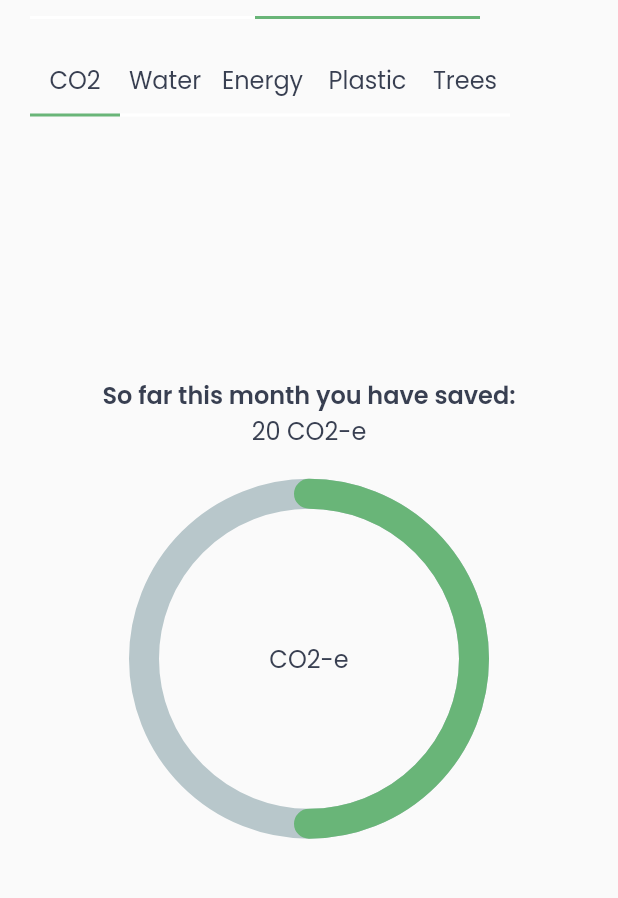
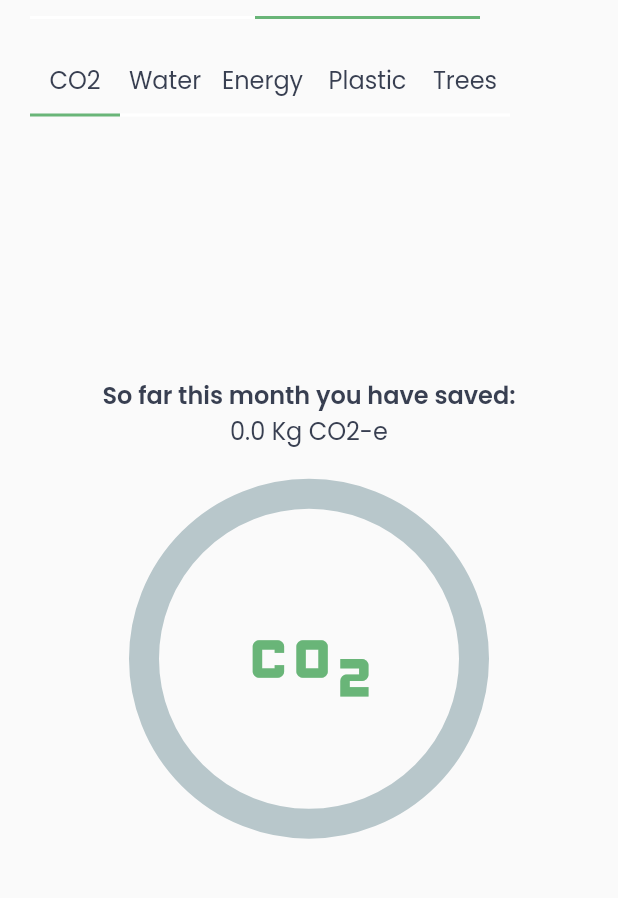
Before and after one commit to Kornelb1/JunctionX, a Flutter app: the StatisticsScreen screen opened directly, after a tap on "Statistics", on a phone screen of 412 x 824 dp, the part 125-1023 px from its top. Run offline on Flutter 3.47's test engine with Material 2 defaults, Android fonts, the light colour scheme and no system bars; drawn by our look-alikes of percent_indicator; our stand-ins replace flutter_secure_storage, google_fonts, hive, hive_flutter, image_picker and 1 more; missing offline and left inert: dart:ffi; accounts and stored records are empty; network calls fail.

Commit message:
stats for friends and self

```diff
--- /dev/null
+++ b/frontend/lib/models/stats.dart
@@ -0,0 +1,27 @@
+import 'dart:core';
+
+class Stats {
+  final double water;
+  final double trees;
+  final double energy;
+  final double plastic;
+  final double co2;
+
+  Stats({
+    this.water = 0,
+    this.trees = 0,
+    this.energy = 0,
+    this.plastic = 0,
+    this.co2 = 0,
+  });
+
+  factory Stats.fromJson(Map<String, dynamic> responseData) {
+    return Stats(
+        // token: responseData['token'],
+        water: responseData['total_water'],
+        trees: responseData['total_trees'],
+        energy: responseData['total_energy'],
+        plastic: responseData['total_plastic'],
+        co2: responseData['total_emissions']);
+  }
+}
--- a/frontend/lib/pages/scr_acheivements.dart
+++ b/frontend/lib/pages/scr_acheivements.dart
@@ -1,4 +1,5 @@
 import 'package:flutter/material.dart';
+import 'package:frontend/models/user.dart';
 import 'package:frontend/state/home_state.dart';
 import 'package:frontend/state/profile_state.dart';
 import 'package:frontend/theme/theme_manager.dart';
@@ -9,7 +10,10 @@ import 'package:provider/provider.dart';
 import 'package:percent_indicator/percent_indicator.dart';
 
 class AchievementScreen extends StatefulWidget {
-  AchievementScreen({super.key});
+  AchievementScreen({super.key, required this.user, required this.me});
+
+  User user;
+  bool me;
 
   PageController _goalsController = PageController(initialPage: 0);
   int currentPage = 0;
@@ -25,8 +29,16 @@ class _AchievementScreenState extends State<AchievementScreen> {
         Provider.of<ThemeManager>(context, listen: false);
 
     return Scaffold(
-      body: BaseWidget<ProfileState>(
+        body: SafeArea(
+      child: BaseWidget<ProfileState>(
         state: Provider.of<ProfileState>(context),
+        onStateReady: (state) {
+          if (widget.me) {
+            state.getMyStats();
+          } else {
+            state.getFriendsStats(widget.user.id);
+          }
+        },
         builder: (context, state, child) {
           void navigationCall(int value) {
             setState(() {
@@ -53,20 +65,40 @@ class _AchievementScreenState extends State<AchievementScreen> {
                       controller: widget._goalsController,
                       physics: const NeverScrollableScrollPhysics(),
                       children: [
-                    CO2(theme),
-                    water(theme),
-                    energy(theme),
-                    plastic(theme),
-                    trees(theme)
+                    CO2(
+                        theme,
+                        (widget.me)
+                            ? state.myStats.co2
+                            : state.friend_stats.co2),
+                    water(
+                        theme,
+                        (widget.me)
+                            ? state.myStats.water
+                            : state.friend_stats.water),
+                    energy(
+                        theme,
+                        (widget.me)
+                            ? state.myStats.energy
+                            : state.friend_stats.energy),
+                    plastic(
+                        theme,
+                        (widget.me)
+                            ? state.myStats.plastic
+                            : state.friend_stats.plastic),
+                    trees(
+                        theme,
+                        (widget.me)
+                            ? state.myStats.trees
+                            : state.friend_stats.trees),
                   ]))
             ],
           );
         },
       ),
-    );
+    ));
   }
 
-  Widget CO2(ThemeManager theme) {
+  Widget CO2(ThemeManager theme, double data) {
     return Center(
         child: Container(
             child:
@@ -76,7 +108,7 @@ class _AchievementScreenState extends State<AchievementScreen> {
         style: theme.themeData.textTheme.titleSmall,
       ),
       Text(
-        "20 CO2-e",
+        "$data Kg CO2-e",
       ),
       SizedBox(
         height: 20,
@@ -85,18 +117,20 @@ class _AchievementScreenState extends State<AchievementScreen> {
         radius: 120.0,
         lineWidth: 20.0,
         animation: true,
-        percent: 0.5,
-        center: Text(
-          "CO2-e",
-          style: theme.themeData.textTheme.bodyMedium,
-        ),
+        percent: data / 30,
+        center: Center(
+            child: Icon(
+          Icons.co2_outlined,
+          color: theme.colors.green,
+          size: 100,
+        )),
         circularStrokeCap: CircularStrokeCap.round,
         progressColor: theme.colors.green,
       ),
     ])));
   }
 
-  Widget water(ThemeManager theme) {
+  Widget water(ThemeManager theme, double data) {
     return Center(
         child: Container(
             child:
@@ -106,7 +140,7 @@ class _AchievementScreenState extends State<AchievementScreen> {
         style: theme.themeData.textTheme.titleSmall,
       ),
       Text(
-        "20 Litres",
+        "$data Litres",
       ),
       SizedBox(
         height: 20,
@@ -115,10 +149,13 @@ class _AchievementScreenState extends State<AchievementScreen> {
         radius: 120.0,
         lineWidth: 20.0,
         animation: true,
-        percent: 0.2,
-        center: Text(
-          "Litres",
-          style: theme.themeData.textTheme.bodyMedium,
+        percent: data / 30,
+        center: Center(
+          child: Icon(
+            Icons.water_drop,
+            color: theme.colors.green,
+            size: 100,
+          ),
         ),
         circularStrokeCap: CircularStrokeCap.round,
         progressColor: theme.colors.green,
@@ -126,7 +163,7 @@ class _AchievementScreenState extends State<AchievementScreen> {
     ])));
   }
 
-  Widget energy(ThemeManager theme) {
+  Widget energy(ThemeManager theme, double data) {
     return Center(
         child: Container(
             child:
@@ -136,7 +173,7 @@ class _AchievementScreenState extends State<AchievementScreen> {
         style: theme.themeData.textTheme.titleSmall,
       ),
       Text(
-        "200 Watts",
+        "$data Watts",
       ),
       SizedBox(
         height: 20,
@@ -145,18 +182,52 @@ class _AchievementScreenState extends State<AchievementScreen> {
         radius: 120.0,
         lineWidth: 20.0,
         animation: true,
-        percent: 0.8,
-        center: Text(
-          "Watts",
-          style: theme.themeData.textTheme.bodyMedium,
-        ),
+        percent: data / 30,
+        center: Center(
+            child: Icon(
+          Icons.electric_bolt,
+          color: theme.colors.green,
+          size: 100,
+        )),
         circularStrokeCap: CircularStrokeCap.round,
         progressColor: theme.colors.green,
       ),
     ])));
   }
 
-  Widget trees(ThemeManager theme) {
+  Widget trees(ThemeManager theme, double data) {
+    return Center(
+        child: Container(
+            child:
+                Column(mainAxisAlignment: MainAxisAlignment.center, children: [
+      Text(
+        "So far you have saved:",
+        style: theme.themeData.textTheme.titleSmall,
+      ),
+      Text(
+        "$data Trees",
+      ),
+      SizedBox(
+        height: 20,
+      ),
+      CircularPercentIndicator(
+        radius: 120.0,
+        lineWidth: 20.0,
+        animation: true,
+        percent: data / 30,
+        center: Center(
+            child: Icon(
+          Icons.forest,
+          size: 100,
+          color: theme.colors.green,
+        )),
+        circularStrokeCap: CircularStrokeCap.round,
+        progressColor: theme.colors.green,
+      ),
+    ])));
+  }
+
+  Widget plastic(ThemeManager theme, double data) {
     return Center(
         child: Container(
             child:
@@ -166,7 +237,7 @@ class _AchievementScreenState extends State<AchievementScreen> {
         style: theme.themeData.textTheme.titleSmall,
       ),
       Text(
-        "20 Trees",
+        "$data Bottles",
       ),
       SizedBox(
         height: 20,
@@ -175,40 +246,13 @@ class _AchievementScreenState extends State<AchievementScreen> {
         radius: 120.0,
         lineWidth: 20.0,
         animation: true,
-        percent: 0.7,
-        center: Text(
-          "Trees",
-          style: theme.themeData.textTheme.bodyMedium,
-        ),
-        circularStrokeCap: CircularStrokeCap.round,
-        progressColor: theme.colors.green,
-      ),
-    ])));
-  }
-
-  Widget plastic(ThemeManager theme) {
-    return Center(
-        child: Container(
-            child:
-                Column(mainAxisAlignment: MainAxisAlignment.center, children: [
-      Text(
-        "So far this month you have saved:",
-        style: theme.themeData.textTheme.titleSmall,
-      ),
-      Text(
-        "200 Bottles",
-      ),
-      SizedBox(
-        height: 20,
-      ),
-      CircularPercentIndicator(
-        radius: 120.0,
-        lineWidth: 20.0,
-        animation: true,
-        percent: 0.1,
-        center: Text(
-          "Bottles",
-          style: theme.themeData.textTheme.bodyMedium,
+        percent: data / 30,
+        center: Center(
+          child: Icon(
+            Icons.local_cafe,
+            color: theme.colors.green,
+            size: 100,
+          ),
         ),
         circularStrokeCap: CircularStrokeCap.round,
         progressColor: theme.colors.green,
--- a/frontend/lib/pages/scr_challenge_description.dart
+++ b/frontend/lib/pages/scr_challenge_description.dart
@@ -203,7 +203,7 @@ class _ChallengeDescScreenState extends State<ChallengeDescScreen> {
     }
     if (c.trees > 0) {
       icons.add(Icon(
-        Icons.nature_outlined,
+        Icons.forest,
         color: theme.colors.green,
         size: 30,
       ));
--- a/frontend/lib/pages/scr_challenge_feed.dart
+++ b/frontend/lib/pages/scr_challenge_feed.dart
@@ -2,6 +2,7 @@ import 'package:flutter/material.dart';
 import 'package:frontend/models/challenge.dart';
 import 'package:frontend/models/feedItem.dart';
 import 'package:frontend/models/user.dart';
+import 'package:frontend/providers/search_provider.dart';
 import 'package:frontend/state/home_state.dart';
 import 'package:frontend/state/search_state.dart';
 import 'package:frontend/theme/theme_manager.dart';
@@ -42,7 +43,9 @@ class _ChallengeFeedScreenState extends State<ChallengeFeedScreen> {
                                   itemCount: state.feed.length,
                                   itemBuilder:
                                       (BuildContext context, int index) {
-                                    return ItemFeed(item: state.feed[index]);
+                                    return SearchProvider(
+                                        child:
+                                            ItemFeed(item: state.feed[index]));
                                   }))
                         ])));
           }),
--- a/frontend/lib/pages/scr_home.dart
+++ b/frontend/lib/pages/scr_home.dart
@@ -4,6 +4,7 @@ import 'package:frontend/models/user.dart';
 import 'package:frontend/pages/scr_friends.dart';
 import 'package:frontend/providers/home_provider.dart';
 import 'package:frontend/providers/profile_provider.dart';
+import 'package:frontend/providers/search_provider.dart';
 import 'package:frontend/state/home_state.dart';
 import 'package:frontend/theme/theme_manager.dart';
 import 'package:frontend/widgets/base_widget.dart';
@@ -61,7 +62,9 @@ class _HomeScreenState extends State<HomeScreen> {
                                   itemCount: state.feed.length,
                                   itemBuilder:
                                       (BuildContext context, int index) {
-                                    return ItemFeed(item: state.feed[index]);
+                                    return SearchProvider(
+                                        child:
+                                            ItemFeed(item: state.feed[index]));
                                   }))
                         ])));
           }),
--- a/frontend/lib/pages/scr_stats.dart
+++ b/frontend/lib/pages/scr_stats.dart
@@ -1,4 +1,5 @@
 import 'package:flutter/material.dart';
+import 'package:frontend/models/user.dart';
 import 'package:frontend/pages/scr_acheivements.dart';
 import 'package:frontend/pages/scr_challenges.dart';
 import 'package:frontend/pages/scr_profile.dart';
@@ -13,6 +14,7 @@ class StatisticsScreen extends StatefulWidget {
 
   PageController _goalsController = PageController(initialPage: 0);
   int currentPage = 0;
+  User user = User();
 
   @override
   State<StatisticsScreen> createState() => _StatisticsScreenState();
@@ -27,6 +29,9 @@ class _StatisticsScreenState extends State<StatisticsScreen> {
     return Scaffold(
       body: BaseWidget<ProfileState>(
           state: Provider.of<ProfileState>(context),
+          onStateReady: (p0) async {
+            widget.user = await UserPreferences().getUser();
+          },
           builder: (context, state, child) {
             void navigationCall(int value) {
               setState(() {
@@ -64,7 +69,10 @@ class _StatisticsScreenState extends State<StatisticsScreen> {
                                 physics: const NeverScrollableScrollPhysics(),
                                 children: [
                               ChallengeScreen(),
-                              AchievementScreen()
+                              AchievementScreen(
+                                user: widget.user,
+                                me: true,
+                              )
                             ]))
                       ],
                     )));
--- a/frontend/lib/services/profile_service.dart
+++ b/frontend/lib/services/profile_service.dart
@@ -3,6 +3,7 @@ import 'dart:ffi';
 import 'package:flutter/foundation.dart';
 import 'package:flutter_secure_storage/flutter_secure_storage.dart';
 import 'package:frontend/models/challenge.dart';
+import 'package:frontend/models/stats.dart';
 import 'package:frontend/state/profile_state.dart';
 import 'package:hive/hive.dart';
 import 'package:http/http.dart';
@@ -166,4 +167,73 @@ class ProfileService {
       return users;
     }
   }
+
+  Future<Stats> getFriendsStats(int id) async {
+    Client client = Client();
+    User user = await UserPreferences().getUser();
+
+    String url;
+
+    url = 'http://10.173.45.133:8000/api/v1/challenges/stats/?user_id=$id';
+
+    Uri uri = Uri.parse(url);
+
+    var headers = {
+      'Content-Type': 'application/json',
+      'Authorization': "Token ${user.token}"
+    };
+
+    Stats stats = Stats();
+
+    try {
+      Response response = await client.get(uri, headers: headers);
+
+      // print(response.body);
+      // print(response.statusCode);
+
+      Map<String, dynamic> responseDecoded = jsonDecode(response.body)[0];
+      if (response.statusCode == 200) {
+        stats = Stats.fromJson(responseDecoded);
+      }
+
+      return stats;
+    } catch (e) {
+      return stats;
+    }
+  }
+
+  Future<Stats> getMyStats() async {
+    Client client = Client();
+    User user = await UserPreferences().getUser();
+
+    String url;
+
+    Stats stats = Stats();
+
+    url = 'http://10.173.45.133:8000/api/v1/challenges/my-stats/';
+
+    Uri uri = Uri.parse(url);
+
+    var headers = {
+      'Content-Type': 'application/json',
+      'Authorization': "Token ${user.token}"
+    };
+
+    try {
+      Response response = await client.get(uri, headers: headers);
+
+      print(response.body);
+      print(response.statusCode);
+
+      var responseDecoded = jsonDecode(response.body)[0];
+      if (response.statusCode == 200) {
+        stats = Stats.fromJson(responseDecoded);
+      }
+
+      return stats;
+    } catch (e) {
+      // print(e);
+      return stats;
+    }
+  }
 }
--- a/frontend/lib/state/profile_state.dart
+++ b/frontend/lib/state/profile_state.dart
@@ -5,6 +5,7 @@ import 'package:flutter/foundation.dart';
 import 'package:flutter/widgets.dart';
 import 'package:flutter_secure_storage/flutter_secure_storage.dart';
 import 'package:frontend/models/challenge.dart';
+import 'package:frontend/models/stats.dart';
 import 'package:frontend/models/user.dart';
 import 'package:frontend/services/profile_service.dart';
 import 'package:hive/hive.dart';
@@ -114,6 +115,38 @@ class ProfileState extends ChangeNotifier {
     notifyListeners();
   }
 
+  bool gotStats = false;
+  bool gettingStats = false;
+
+  Stats friend_stats = Stats();
+
+  void getFriendsStats(int id) async {
+    gettingStats = true;
+    notifyListeners();
+
+    friend_stats = await service.getFriendsStats(id);
+
+    gettingStats = false;
+    gotStats = true;
+    notifyListeners();
+  }
+
+  bool gotMyStats = false;
+  bool gettingMyStats = false;
+
+  Stats myStats = Stats();
+
+  void getMyStats() async {
+    gettingMyStats = true;
+    notifyListeners();
+
+    friend_stats = await service.getMyStats();
+
+    gettingMyStats = false;
+    gotMyStats = true;
+    notifyListeners();
+  }
+
   User user = User();
 
   ProfileService service = ProfileService();
--- a/frontend/lib/widgets/liked_button.dart
+++ b/frontend/lib/widgets/liked_button.dart
@@ -78,6 +78,7 @@ class _LikeButtonState extends State<LikeButton> with TickerProviderStateMixin {
                     color: widget.liked
                         ? theme.colors.green
                         : theme.colors.lightgrey,
+                    size: 30,
                   ),
                 ),
               ),
```
Also changed, not shown: frontend/lib/models/feedItem.dart (+15 -7 lines), frontend/lib/pages/scr_current_friends.dart (+16 -2 lines), frontend/lib/services/search_service.dart (+72 -0 lines), frontend/lib/state/search_state.dart (+7 -0 lines), frontend/lib/widgets/feed_item_widget.dart (+44 -9 lines).
